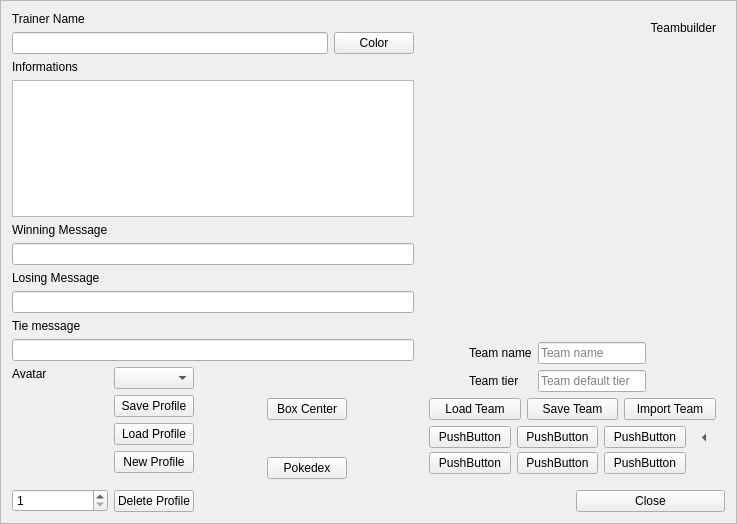
Before: the Qt Designer form src/Teambuilder/trainermenu.ui in po-devs/pokemon-online, drawn with Qt 5.
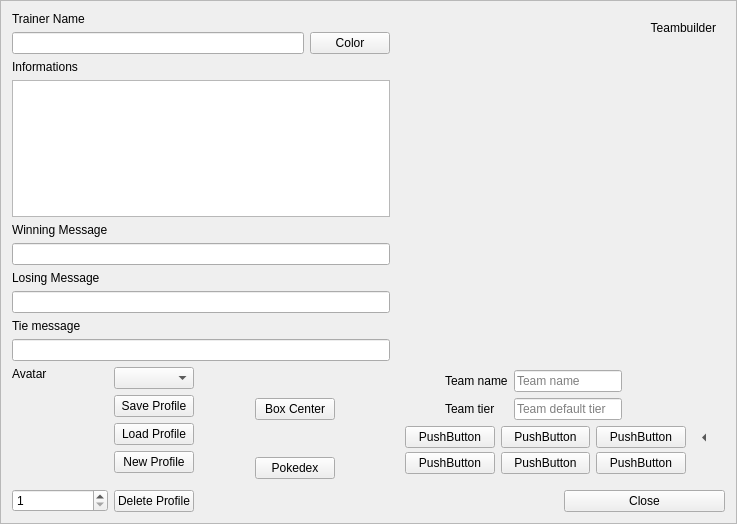
After: the same form once the commit is applied. Custom widgets are drawn as their Qt base class.

Commit message: improved design again

```diff
--- a/src/Teambuilder/trainermenu.ui
+++ b/src/Teambuilder/trainermenu.ui
@@ -340,6 +340,11 @@
          </layout>
         </item>
         <item>
+         <layout class="QGridLayout" name="gridLayout_3">
+          <property name="spacing">
+           <number>0</number>
+          </property>
+          <item row="2" column="0">
          <widget class="QToolButton" name="teamFolderButton">
           <property name="toolTip">
            <string>Change team folder</string>
@@ -358,6 +363,56 @@
           </property>
          </widget>
         </item>
+          <item row="0" column="0">
+           <widget class="QToolButton" name="loadTeam">
+            <property name="toolTip">
+             <string>Load team</string>
+            </property>
+            <property name="text">
+             <string/>
+            </property>
+            <property name="toolButtonStyle">
+             <enum>Qt::ToolButtonIconOnly</enum>
+            </property>
+            <property name="autoRaise">
+             <bool>true</bool>
+            </property>
+           </widget>
+          </item>
+          <item row="0" column="1">
+           <widget class="QToolButton" name="saveTeam">
+            <property name="toolTip">
+             <string>Save team</string>
+            </property>
+            <property name="text">
+             <string/>
+            </property>
+            <property name="toolButtonStyle">
+             <enum>Qt::ToolButtonIconOnly</enum>
+            </property>
+            <property name="autoRaise">
+             <bool>true</bool>
+            </property>
+           </widget>
+          </item>
+          <item row="2" column="1">
+           <widget class="QToolButton" name="importTeam">
+            <property name="toolTip">
+             <string>Import team</string>
+            </property>
+            <property name="text">
+             <string/>
+            </property>
+            <property name="toolButtonStyle">
+             <enum>Qt::ToolButtonIconOnly</enum>
+            </property>
+            <property name="autoRaise">
+             <bool>true</bool>
+            </property>
+           </widget>
+          </item>
+         </layout>
+        </item>
         <item>
          <spacer name="horizontalSpacer">
           <property name="orientation">
@@ -374,38 +429,7 @@
        </layout>
       </item>
       <item>
-       <layout class="QHBoxLayout" name="horizontalLayout_4">
-        <item>
-         <widget class="QPushButton" name="loadTeam">
-          <property name="toolTip">
-           <string>Load team</string>
-          </property>
-          <property name="text">
-           <string>Load Team</string>
-          </property>
-         </widget>
-        </item>
-        <item>
-         <widget class="QPushButton" name="saveTeam">
-          <property name="toolTip">
-           <string>Save team</string>
-          </property>
-          <property name="text">
-           <string>Save Team</string>
-          </property>
-         </widget>
-        </item>
-        <item>
-         <widget class="QPushButton" name="importTeam">
-          <property name="toolTip">
-           <string>Import team</string>
-          </property>
-          <property name="text">
-           <string>Import Team</string>
-          </property>
-         </widget>
-        </item>
-       </layout>
+       <layout class="QHBoxLayout" name="horizontalLayout_4"/>
       </item>
       <item>
        <layout class="QGridLayout" name="gridLayout_2" columnstretch="1,1,1,0">
```
Lines whose indentation alone changed are shown as unchanged. The commit also changes 1 other file.
